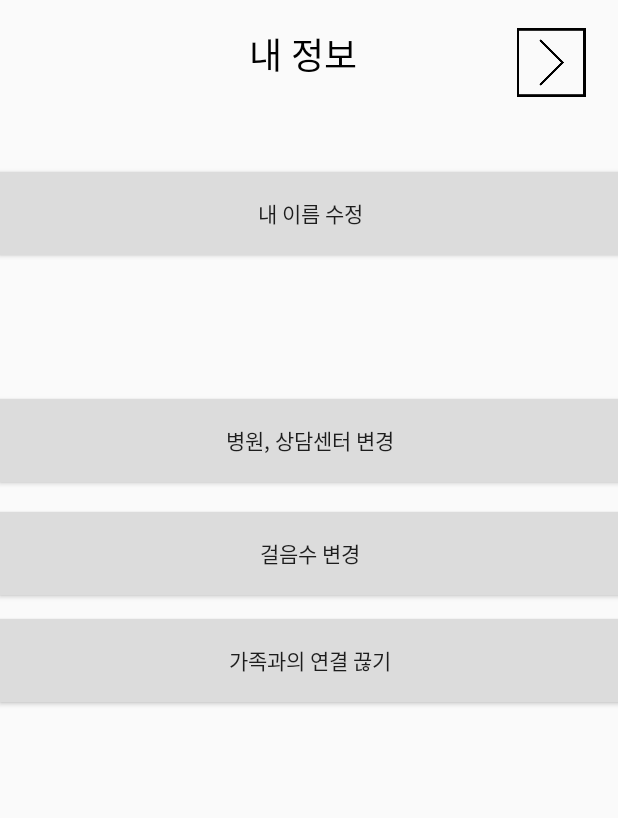
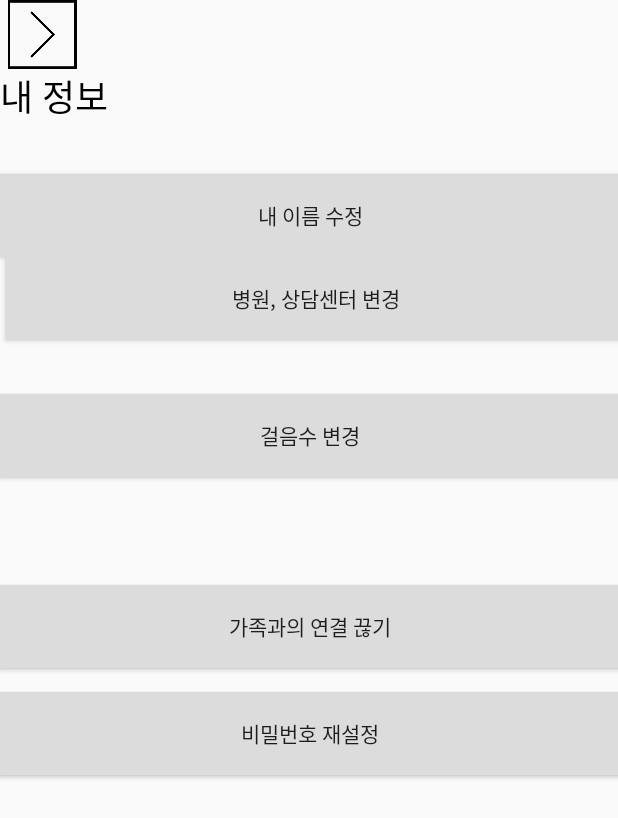
Before and after one commit to 22896/mombo, an Android app: the myaccount screen opened directly, with no data from a screen before it, on a phone screen of 412 x 824 dp. Shown: the top 818 px of the screen. Run offline under Robolectric (Android 15) with nearby library versions, the phone set to English and light mode, and no system bars.

Commit message:
레이아웃 거지같은데 급해서 그냥 올림

```diff
--- a/app/src/main/res/layout/activity_alarm.xml
+++ b/app/src/main/res/layout/activity_alarm.xml
@@ -18,11 +18,12 @@
             android:layout_height="match_parent"
             android:orientation="horizontal">
 
-            <!-- 이미지 뷰 클릭가능하게 안되면 버튼으로 바꾸기-->
-            <ImageView
+            <ImageButton
                 android:id="@+id/back"
                 android:layout_width="80dp"
                 android:layout_height="wrap_content"
+                android:scaleType="fitCenter"
+                android:background="@android:color/transparent"
                 android:clickable="true"
                 android:padding="12dp"
                 android:src="@drawable/noun_next_1096193" />
--- a/app/src/main/res/layout/activity_choice.xml
+++ b/app/src/main/res/layout/activity_choice.xml
@@ -27,7 +27,7 @@
             android:layout_width="wrap_content"
             android:layout_height="wrap_content"
             android:text="산모용, 가족용 중"
-            android:textSize="36sp"/>
+            android:textSize="36sp" />
 
         <TextView
             android:id="@+id/explaintext4"
--- a/app/src/main/res/layout/activity_join.xml
+++ b/app/src/main/res/layout/activity_join.xml
@@ -39,7 +39,8 @@
         android:ems="10"
         android:hint="이메일 입력"
         android:inputType="text"
-        android:textSize="15sp" />
+        android:textSize="15sp"
+        android:visibility="visible" />
 
     <EditText
         android:id="@+id/input_pswd"
@@ -189,7 +190,7 @@
         android:layout_gravity="right"
         android:layout_marginTop="40dp"
         android:background="@color/black"
-        android:text="@string/ok"
+        android:text="회원가입"
         android:textColor="@color/white"
         android:textSize="15sp"
         android:textStyle="italic" />
--- a/app/src/main/res/layout/activity_join2.xml
+++ b/app/src/main/res/layout/activity_join2.xml
@@ -87,7 +87,8 @@
         android:inputType="phone"
         android:textSize="15sp"
         app:layout_constraintStart_toStartOf="parent"
-        app:layout_constraintTop_toBottomOf="parent" />
+        app:layout_constraintTop_toBottomOf="parent"
+        android:autofillHints="" />
             <!--초대코드-->
             <TextView
                 android:id="@+id/ex_invite"
--- a/app/src/main/res/layout/activity_myaccount.xml
+++ b/app/src/main/res/layout/activity_myaccount.xml
@@ -1,10 +1,14 @@
 <?xml version="1.0" encoding="utf-8"?>
-<androidx.constraintlayout.widget.ConstraintLayout xmlns:android="http://schemas.android.com/apk/res/android"
+<LinearLayout xmlns:android="http://schemas.android.com/apk/res/android"
     xmlns:app="http://schemas.android.com/apk/res-auto"
     xmlns:tools="http://schemas.android.com/tools"
     android:layout_width="match_parent"
     android:layout_height="match_parent"
+    android:orientation="vertical"
+
     tools:context="com.example.mombo.myaccount">
+
+
 
 
         <ImageButton
@@ -41,7 +45,6 @@
             android:id="@+id/modify"
             android:layout_width="414dp"
             android:layout_height="55dp"
-
             android:background="@color/gray"
             android:text="내 이름 수정"
             app:layout_constraintBottom_toBottomOf="parent"
@@ -55,33 +58,55 @@
             android:id="@+id/modify2"
             android:layout_width="414dp"
             android:layout_height="55dp"
+            android:layout_marginStart="4dp"
+
+            android:layout_marginLeft="4dp"
             android:layout_marginBottom="20dp"
-
             android:background="@color/gray"
             android:text="병원, 상담센터 변경"
             app:layout_constraintBottom_toTopOf="@+id/modify3"
-        app:layout_constraintStart_toStartOf="parent" />
+            app:layout_constraintStart_toStartOf="parent"
+            app:layout_constraintTop_toBottomOf="@+id/modify"
+            app:layout_constraintVertical_bias="1.0" />
 
         <Button
             android:id="@+id/modify3"
             android:layout_width="414dp"
             android:layout_height="55dp"
+            android:layout_marginTop="16dp"
             android:layout_marginBottom="16dp"
-
             android:background="@color/gray"
             android:text="걸음수 변경"
             app:layout_constraintBottom_toTopOf="@+id/modify4"
-        app:layout_constraintStart_toStartOf="parent" />
+            app:layout_constraintTop_toBottomOf="@+id/modify2"
+            tools:layout_editor_absoluteX="-2dp" />
 
         <Button
             android:id="@+id/modify4"
             android:layout_width="414dp"
             android:layout_height="55dp"
-        android:layout_marginBottom="356dp"
 
+            android:layout_marginTop="56dp"
+            android:layout_marginBottom="16dp"
             android:background="@color/gray"
             android:text="가족과의 연결 끊기"
+            app:layout_constraintBottom_toTopOf="@+id/modify5"
+            app:layout_constraintEnd_toEndOf="parent"
+            app:layout_constraintHorizontal_bias="0.0"
+            app:layout_constraintStart_toStartOf="parent"
+            app:layout_constraintTop_toBottomOf="@+id/modify3" />
+
+        <Button
+            android:id="@+id/modify5"
+            android:layout_width="414dp"
+            android:layout_height="55dp"
+            android:layout_marginBottom="156dp"
+            android:background="@color/gray"
+            android:text="비밀번호 재설정"
             app:layout_constraintBottom_toBottomOf="parent"
             app:layout_constraintEnd_toEndOf="parent"
+            app:layout_constraintHorizontal_bias="0.0"
             app:layout_constraintStart_toStartOf="parent" />
-</androidx.constraintlayout.widget.ConstraintLayout>
+
+
+</LinearLayout>
```
Also changed, not shown: app/src/main/AndroidManifest.xml (+4 -4 lines), app/src/main/java/com/example/mombo/MainActivity.java (+56 -56 lines), app/src/main/java/com/example/mombo/alarm.java (+16 -0 lines). Lines whose indentation alone changed are shown as unchanged.
